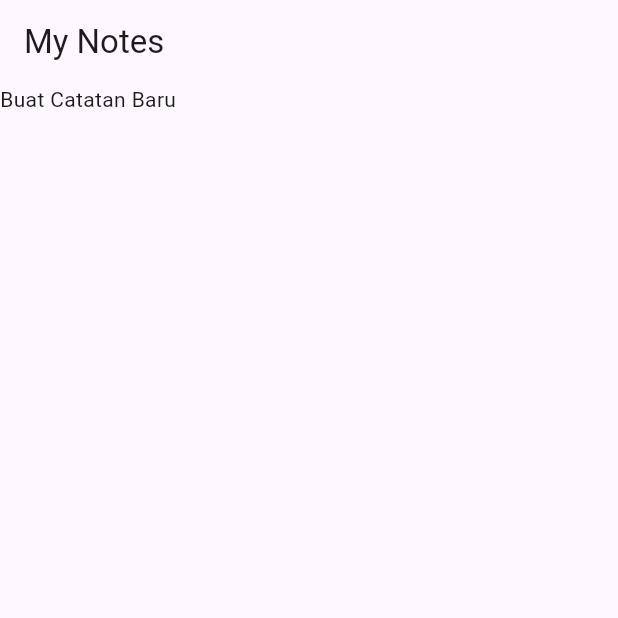
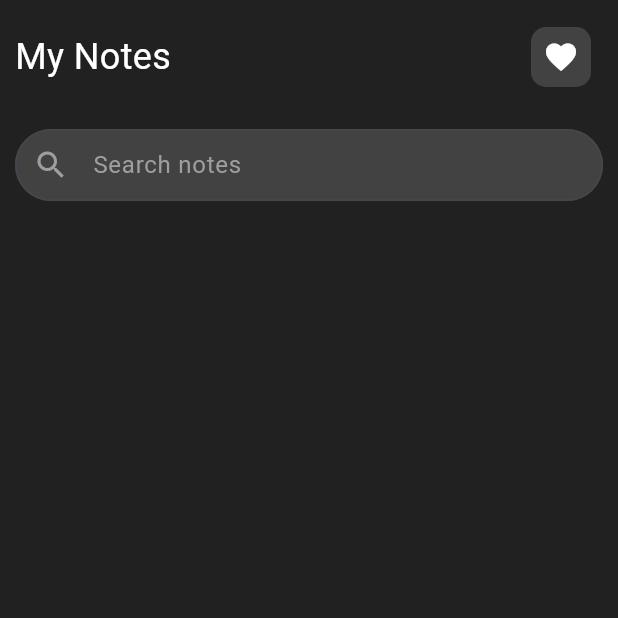
Before and after one commit to Divarizky/D-Notes-App-Flutter, a Flutter app: the screen it shows after launch, on a phone screen of 412 x 824 dp, the top half of it. Run offline on Flutter 3.47's test engine with Material 3 defaults, Android fonts, the phone set to English and light mode, and no system bars.

Commit message:
membangun home page aplikasi dan menambahkan models note ke dalam proyek.
home_page.dart:
1. membuat heading pada home page terdiri dari "My Notes" dan Icon Button favorite.
2. menambahkan search bar di halaman utama

```diff
--- a/lib/views/home_page.dart
+++ b/lib/views/home_page.dart
@@ -3,14 +3,60 @@ import 'package:flutter/material.dart';
 class HomePage extends StatelessWidget {
   @override
   Widget build(BuildContext context) {
-    // final noteViewModel = Provider.of<NoteViewModel>(context);
+    return Scaffold(
+      backgroundColor: Colors.grey.shade900,
+      body: SafeArea(
+        child: Padding(
+          padding: const EdgeInsets.all(10.0),
+          child: Column(
+            children: [
+              // Heading Section
+              Row(
+                mainAxisAlignment: MainAxisAlignment.spaceBetween,
+                children: [
+                  Text(
+                    'My Notes',
+                    style: TextStyle(fontSize: 24, color: Colors.white),
+                  ),
+                  IconButton(
+                    onPressed: () {},
+                    icon: Container(
+                      width: 40,
+                      height: 40,
+                      decoration: BoxDecoration(
+                        color: Colors.grey.shade800,
+                        borderRadius: BorderRadius.circular(10),
+                      ),
+                      child: Icon(Icons.favorite, color: Colors.white),
+                    ),
+                  ),
+                ],
+              ),
+              SizedBox(height: 20),
 
-    return Scaffold(
-      appBar: AppBar(title: const Text('My Notes')),
-      body: SafeArea(
-        child: Column(
-          crossAxisAlignment: CrossAxisAlignment.stretch,
-          children: [Container(child: const Text('Buat Catatan Baru'))],
+              // Search Bar Section
+              TextField(
+                style: TextStyle(fontSize: 16, color: Colors.white),
+                decoration: InputDecoration(
+                  contentPadding: EdgeInsets.symmetric(vertical: 12),
+                  hintText: 'Search notes',
+                  hintStyle: TextStyle(color: Colors.grey),
+                  prefixIcon: Icon(Icons.search, color: Colors.grey),
+                  fillColor: Colors.grey.shade800,
+                  filled: true,
+                  border: OutlineInputBorder(
+                    borderRadius: BorderRadius.circular(40),
+                  ),
+                  focusedBorder: OutlineInputBorder(
+                    borderRadius: BorderRadius.circular(40),
+                    borderSide: const BorderSide(color: Colors.transparent),
+                  ),
+                ),
+              ),
+
+              // Floating Button
+            ],
+          ),
         ),
       ),
     );
```
Also changed, not shown: lib/models/note.dart (+25 -0 lines).
